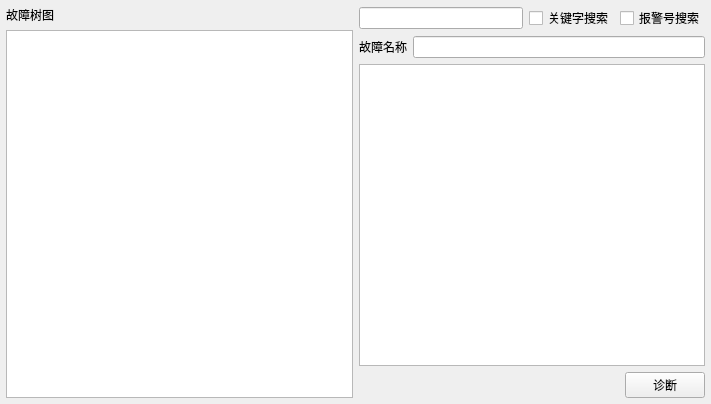
The window that zhenduanform.ui (EGeeks/faultree) describes before a commit, drawn with Qt 5.
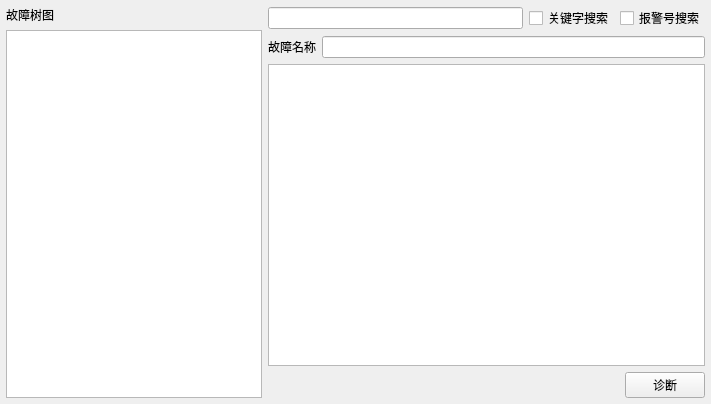
The same window after the commit.

Diff of the .ui file:
```diff
--- a/zhenduanform.ui
+++ b/zhenduanform.ui
@@ -40,6 +40,12 @@
      </item>
      <item>
       <widget class="QTreeView" name="treeView">
+       <property name="sizePolicy">
+        <sizepolicy hsizetype="Minimum" vsizetype="Expanding">
+         <horstretch>0</horstretch>
+         <verstretch>0</verstretch>
+        </sizepolicy>
+       </property>
        <property name="editTriggers">
         <set>QAbstractItemView::NoEditTriggers</set>
        </property>
```
